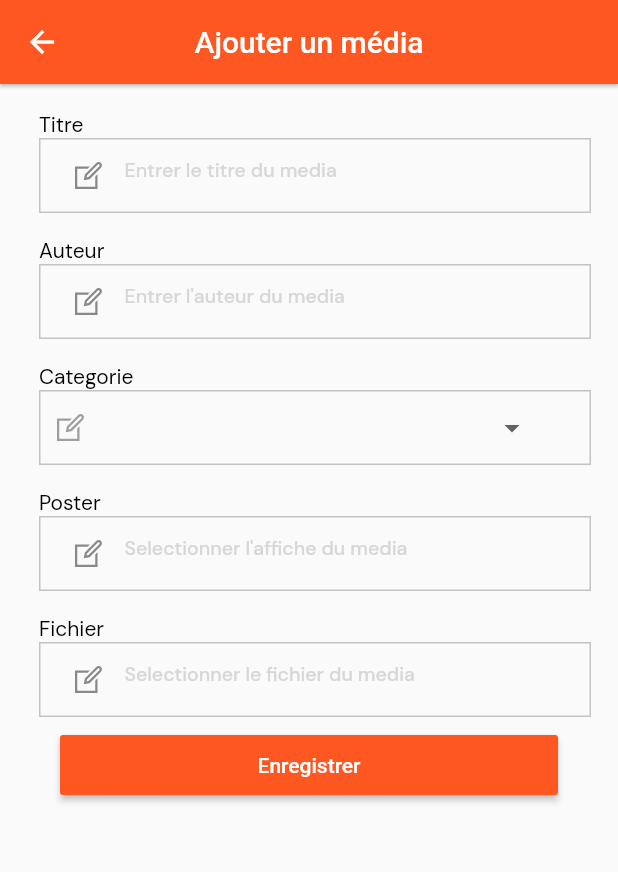
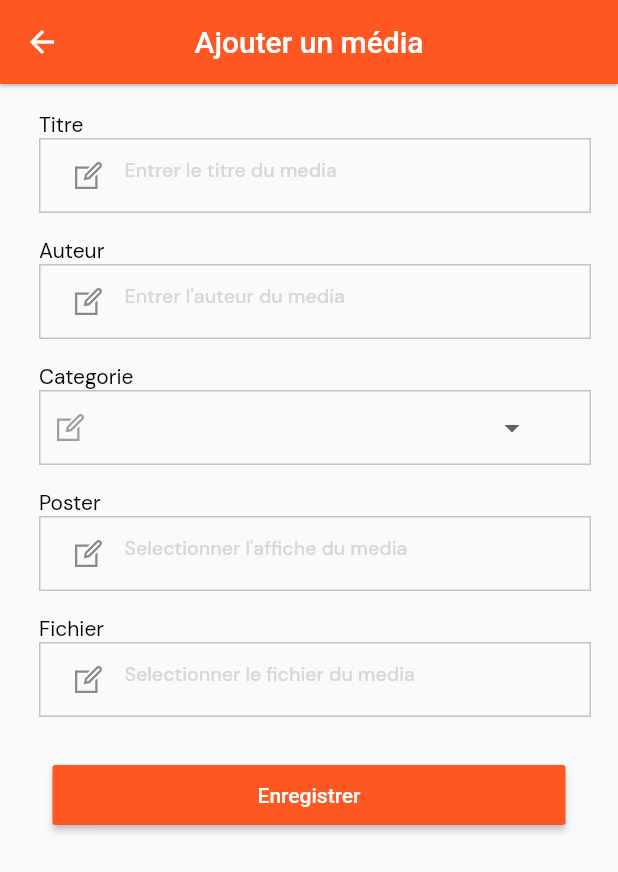
Before and after one commit to Moise-Nturubika/OkonectFront, a Flutter app: the VideoForm screen opened directly, on a phone screen of 412 x 824 dp. Shown: the top 872 px of the screen. Run offline on Flutter 3.47's test engine with Material 2 defaults, Android fonts, the phone set to English and light mode, and no system bars; our stand-ins replace avatar_glow, cached_network_image, carousel_slider, chewie, flutter_bloc, flutter_spinkit and 12 more; missing offline and left inert: audio_session, dart:ffi; network calls fail.

```diff
--- a/lib/ui/profil/videos/videoForm.dart
+++ b/lib/ui/profil/videos/videoForm.dart
@@ -124,6 +124,9 @@ class _VideoFormState extends State<VideoForm> {
                 });
               },
             ),
+            SizedBox(
+              height: 20,
+            ),
             button(label: "Enregistrer", onPressed: () {})
           ],
         ),
--- a/lib/ui/widgets/widgets.dart
+++ b/lib/ui/widgets/widgets.dart
@@ -284,7 +284,7 @@ class CustomTextField extends StatelessWidget {
 
 Widget button({String? label, var onPressed}) {
   return Container(
-    padding: EdgeInsets.symmetric(vertical: 0.0, horizontal: 30.0),
+    padding: EdgeInsets.symmetric(vertical: 0.0, horizontal: 25.0),
     width: double.infinity,
     child: RaisedButton(
       padding: EdgeInsets.all(12.0),
```
